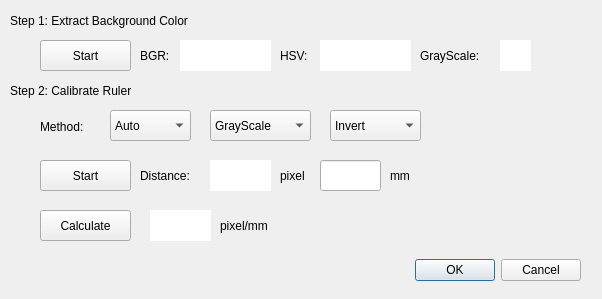
This is calibratorform.ui in zcsd/Vision_Inspection as Qt 5 draws it before an edit. The edited form follows.
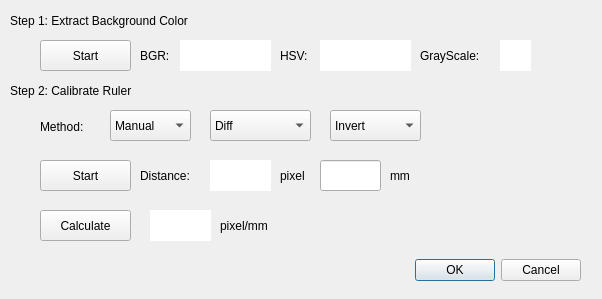
This is the edited form.

Commit message: add diff cali method

Patch:
```diff
--- a/calibratorform.ui
+++ b/calibratorform.ui
@@ -100,11 +100,6 @@
      <height>31</height>
     </rect>
    </property>
-   <item>
-    <property name="text">
-     <string>Auto</string>
-    </property>
-   </item>
    <item>
     <property name="text">
      <string>Manual</string>
@@ -345,6 +340,11 @@
      <height>31</height>
     </rect>
    </property>
+   <item>
+    <property name="text">
+     <string>Diff</string>
+    </property>
+   </item>
    <item>
     <property name="text">
      <string>GrayScale</string>
```
Left out of the diff: 5 changed lines with no effect on the pictures. The commit also changes 2 other files.
